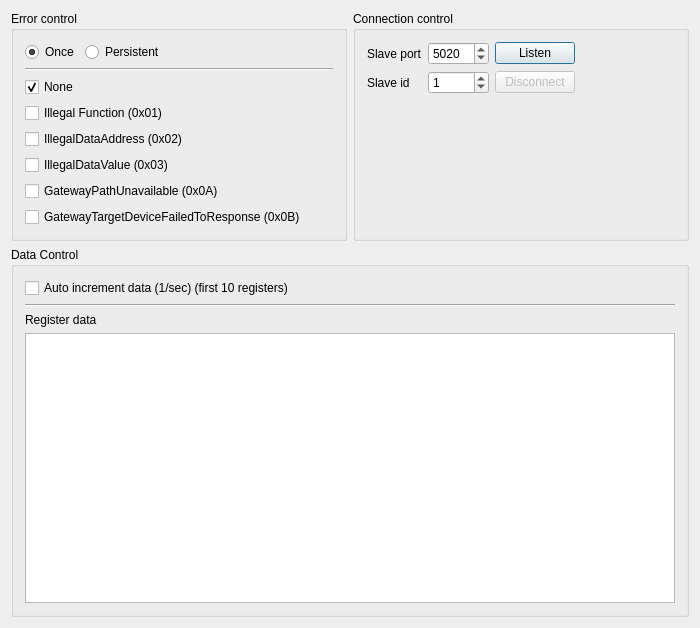
jgeudens/ModbusTestSlave, file src/mainwindow.ui: the form before one commit.
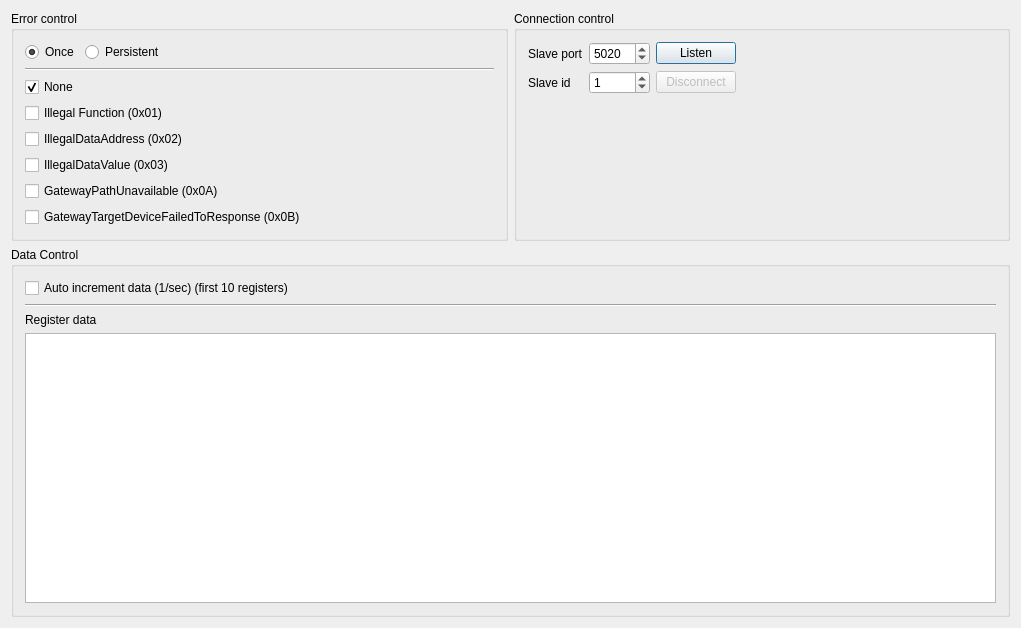
The form after the commit.

Commit message: Resize table widget

The edit to the form file:
```diff
--- a/src/mainwindow.ui
+++ b/src/mainwindow.ui
@@ -6,7 +6,7 @@
    <rect>
     <x>0</x>
     <y>0</y>
-    <width>700</width>
+    <width>1021</width>
     <height>628</height>
    </rect>
   </property>
```
Left out of the diff: 10 changed lines with no effect on the pictures. The commit also changes 1 other file.
